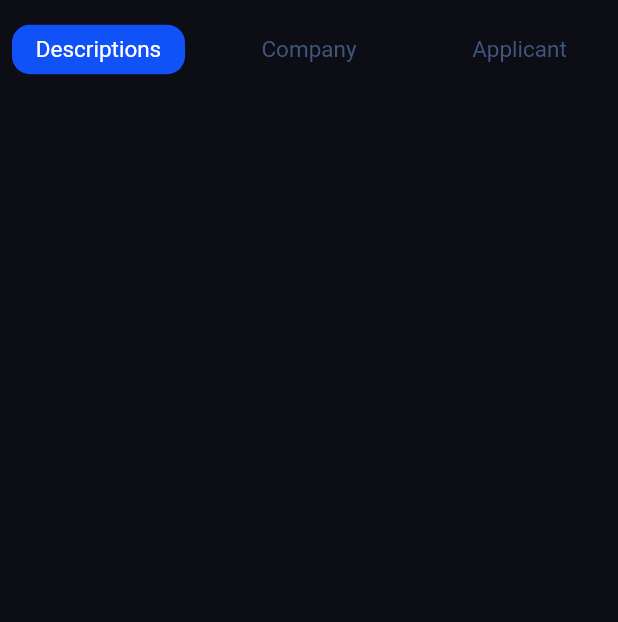
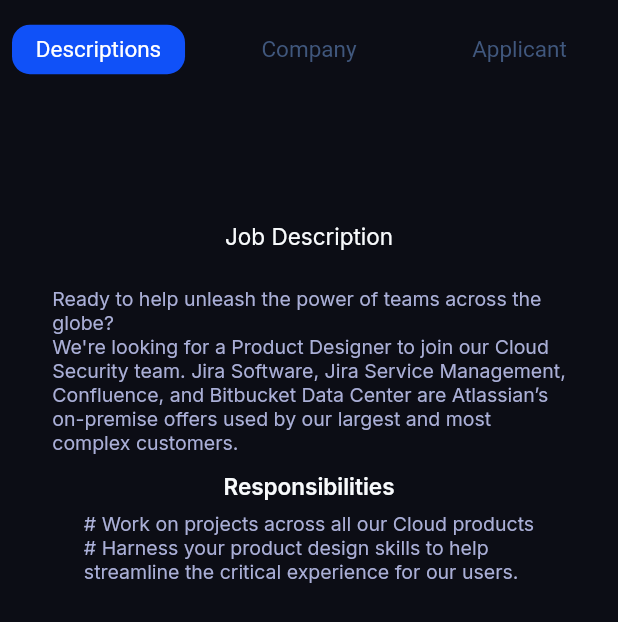
Before and after one commit to oakarakum/searching_app, a Flutter app: the DescriptionMenu widget shown alone on an empty page, opened directly, on a phone screen of 412 x 824 dp. Shown: the top 622 px of the screen. Run offline on Flutter 3.47's test engine with Material 2 defaults, Android fonts, the light colour scheme and no system bars; our stand-ins replace flutter_svg, google_fonts, responsive_sizer.

Commit message:
desc geliştirme

```diff
--- a/lib/features/descriptionmenu.dart
+++ b/lib/features/descriptionmenu.dart
@@ -1,5 +1,6 @@
 // ignore_for_file: prefer_const_constructors
 
+import 'package:google_fonts/google_fonts.dart';
 import 'package:provider/provider.dart';
 import 'package:responsive_sizer/responsive_sizer.dart';
 import 'package:flutter/material.dart';
@@ -18,7 +19,50 @@
   Widget build(BuildContext context) {
     return Consumer(builder: ((context, Items items, widget) {
       return Column(
-        children: [descMenu(), SizedBox(height: 10.h)],
+        children: [
+          descMenu(),
+          SizedBox(height: 10.h),
+          Column(
+            mainAxisAlignment: MainAxisAlignment.start,
+            children: [
+              Text(
+                descIndex == 0 ? "Job Description" : "",
+                style:
+                    GoogleFonts.inter(color: Color(0xffF8FAFC), fontSize: 15),
+              ),
+              SizedBox(height: 3.h),
+              Text(
+                descIndex == 0
+                    ? "Ready to help unleash the power of teams across the\nglobe?\nWe're looking for a Product Designer to join our Cloud\nSecurity team. Jira Software, Jira Service Management,\nConfluence, and Bitbucket Data Center are Atlassian’s\non-premise offers used by our largest and most\ncomplex customers."
+                    : "",
+                style: GoogleFonts.inter(
+                  fontSize: 13,
+                  color: Color(0xffAAAFD7),
+                ),
+              ),
+              SizedBox(
+                height: 12,
+              ),
+              Text(
+                descIndex == 0 ? "Responsibilities" : "",
+                style: GoogleFonts.inter(
+                    fontSize: 15,
+                    color: Color(0xffF8FAFC),
+                    fontWeight: FontWeight.w600),
+              ),
+              SizedBox(
+                height: 8,
+              ),
+              Text(
+                descIndex == 0
+                    ? "# Work on projects across all our Cloud products\n# Harness your product design skills to help\nstreamline the critical experience for our users."
+                    : "",
+                style:
+                    GoogleFonts.inter(fontSize: 13, color: Color(0xffAAAFD7)),
+              ),
+            ],
+          )
+        ],
       );
     }));
   }
```
